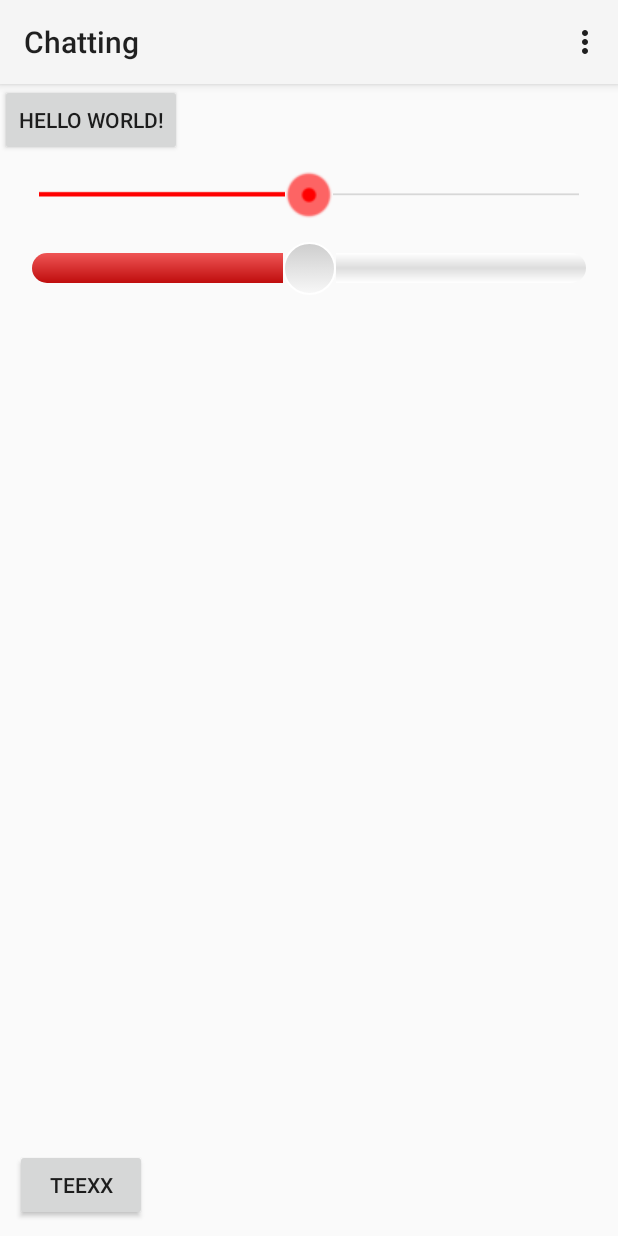
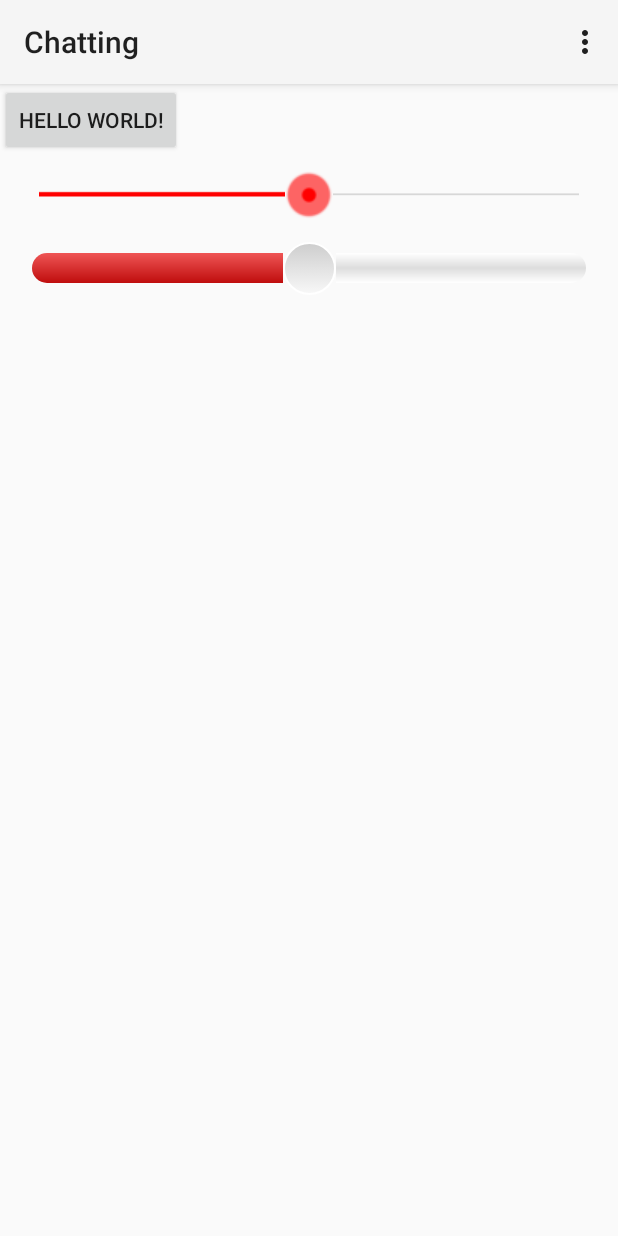
Before and after one commit to KrishnaChaitanyaVedantam/Chat, an Android app: the screen it shows after launch (MainActivity), on a phone screen of 412 x 824 dp. Run offline under Robolectric (Android 15) with nearby library versions, the phone set to English and light mode, and no system bars; libraries missing offline, so code that uses them is left out: com.demach.konotor; 1 statement that could not run was skipped.

Commit message:
Second Commit

```diff
--- a/Chatting2/app/src/main/res/layout/activity_main.xml
+++ b/Chatting2/app/src/main/res/layout/activity_main.xml
@@ -26,11 +26,5 @@
         style="@style/CustomSeekBar"
         android:layout_margin="5dip" />
 
-    <Button
-        android:layout_width="wrap_content"
-        android:layout_height="wrap_content"
-        android:layout_alignParentBottom="true"
-        android:layout_margin="10dp"
-        android:text="Teexx"/>
 
 </RelativeLayout>
```
